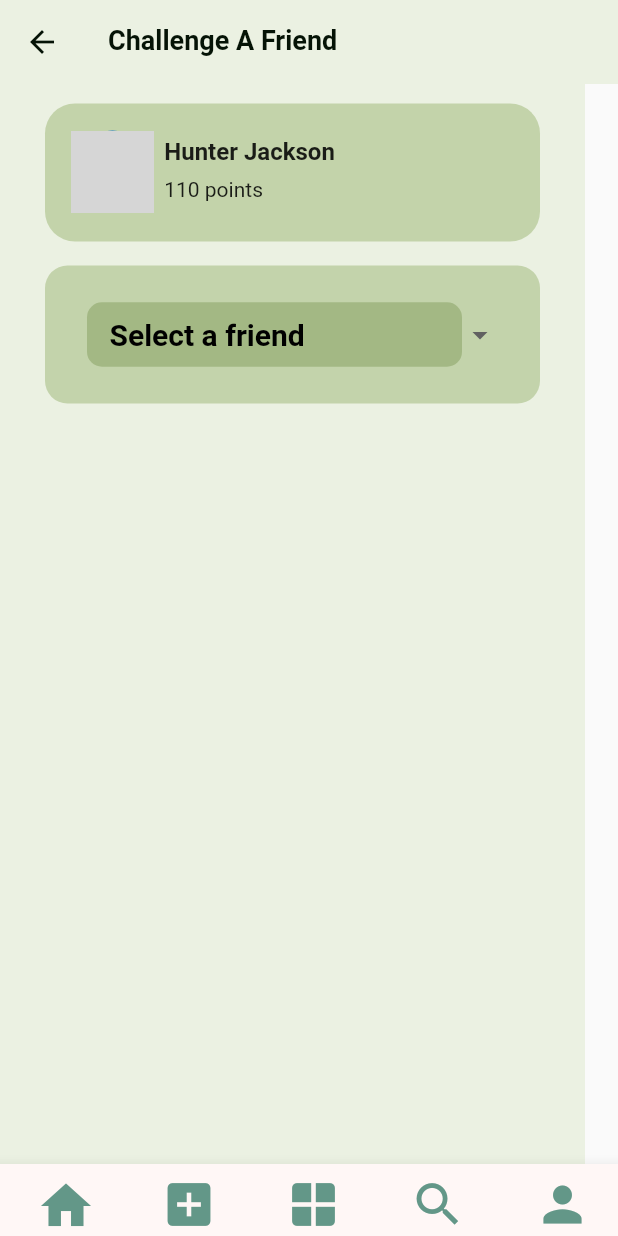
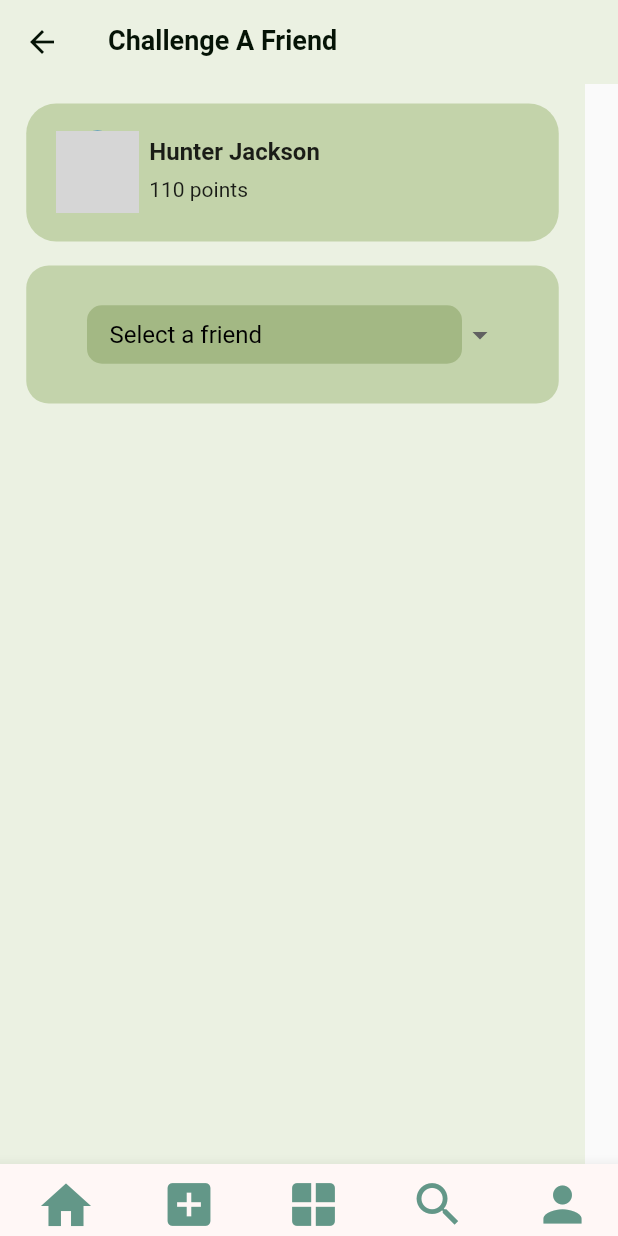
Before and after one commit to Intro-to-HCI-Spring-2023/p5_v2-group9, a Flutter app: the SearchFriends screen opened directly, on a phone screen of 412 x 824 dp. Run offline on Flutter 3.47's test engine with Material 2 defaults, Android fonts, the light colour scheme and no system bars; our stand-ins replace flutter_svg; grey boxes are pictures that could not be loaded.

Commit message:
Adjusted box width

```diff
--- a/motify/lib/create_challenge/dropdown.dart
+++ b/motify/lib/create_challenge/dropdown.dart
@@ -26,7 +26,7 @@ class DropdownState extends State<Dropdown> {
   Widget build(BuildContext context) {
     return Center(
         child: Container(
-      width: 320,
+      width: 355,
       height: 80,
       child: Row(
         mainAxisSize: MainAxisSize.min,
@@ -48,8 +48,10 @@ class DropdownState extends State<Dropdown> {
             // iconDisabledColor: true,
             style: const TextStyle(
                 color: Color.fromARGB(255, 0, 0, 0),
-                fontSize: 20,
-                fontWeight: FontWeight.bold),
+                fontSize: 16,
+                fontFamily: "Roboto",
+                //fontWeight: FontWeight.bold
+                ),
 
             // Array list of items
             items: items.map((String items) {
--- a/motify/lib/create_challenge/search_friends.dart
+++ b/motify/lib/create_challenge/search_friends.dart
@@ -79,13 +79,14 @@ class _SearchFriendsState extends State<SearchFriends> {
           padding: const EdgeInsets.only(top: 5),
           child: Center(
             child: Column(
-              crossAxisAlignment: CrossAxisAlignment.start,
+              crossAxisAlignment: CrossAxisAlignment.center,
               children: [
                 Padding(
               padding: const EdgeInsetsDirectional.only(
-                //start: 16.0,
+                start: 0.0,
                 top: 8.0,
-                bottom: 8.0,
+                bottom: 16.0,
+
               ),
               child: Container(
                 width: 360,
@@ -96,7 +97,7 @@ class _SearchFriendsState extends State<SearchFriends> {
                   crossAxisAlignment: CrossAxisAlignment.center,
                   children: [
                     Container(
-                      width: 330,
+                      width: 355,
                       height: 92,
                       decoration: BoxDecoration(
                         borderRadius: BorderRadius.circular(20),
@@ -113,7 +114,7 @@ class _SearchFriendsState extends State<SearchFriends> {
                         crossAxisAlignment: CrossAxisAlignment.center,
                         children: [
                           Container(
-                            width: 300,
+                            width: 320,
                             height: 55,
                             child: Row(
                               mainAxisSize: MainAxisSize.min,
@@ -177,7 +178,7 @@ class _SearchFriendsState extends State<SearchFriends> {
                 Padding(
               padding: const EdgeInsetsDirectional.only(
                 //start: 16.0,
-                top: 8.0,
+                //top: 8.0,
                 bottom: 8.0,
               ),
               child: Container(
@@ -188,7 +189,7 @@ class _SearchFriendsState extends State<SearchFriends> {
                   mainAxisAlignment: MainAxisAlignment.center,
                   crossAxisAlignment: CrossAxisAlignment.center,
                   children: [Container(
-                    width: 330,
+                    width: 355,
                     height: 92,
                     padding: EdgeInsets.symmetric(horizontal: 16.0),
 
```
